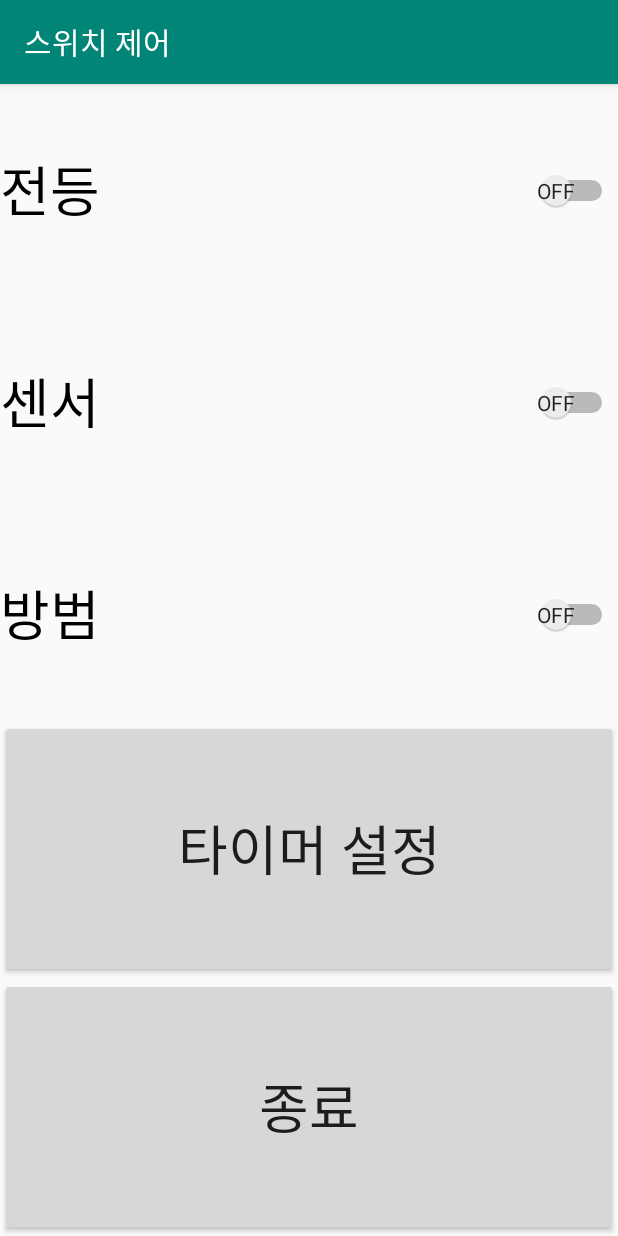
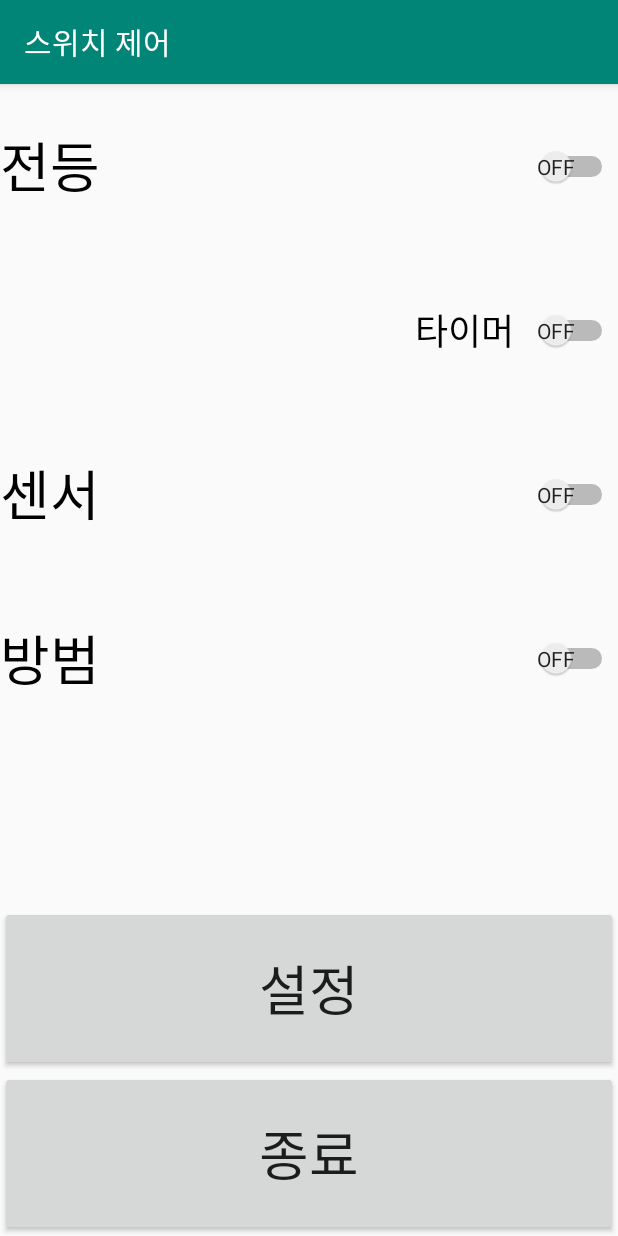
Before and after one commit to sion00/-, an Android app: the SwitchControl screen opened directly, with no data from a screen before it, on a phone screen of 412 x 824 dp. Run offline under Robolectric (Android 15) with nearby library versions, the phone set to English and light mode, and no system bars.

Commit message:
Update SwitchControl.java

```diff
--- a/AndroidApp/app/build.gradle
+++ b/AndroidApp/app/build.gradle
@@ -20,15 +20,13 @@ android {
 }
 
 dependencies {
-    implementation fileTree(dir: 'libs', include: ['*.jar'])
+    implementation fileTree(include: ['*.jar'], dir: 'libs')
     implementation 'androidx.appcompat:appcompat:1.0.2'
     implementation 'androidx.constraintlayout:constraintlayout:1.1.3'
     testImplementation 'junit:junit:4.12'
     androidTestImplementation 'androidx.test.ext:junit:1.1.0'
     androidTestImplementation 'androidx.test.espresso:espresso-core:3.1.1'
     implementation 'com.google.android.material:material:1.0.0'
-
     implementation 'com.github.PhilJay:MPAndroidChart:v3.1.0'
-
     implementation 'com.squareup.okhttp3:okhttp:3.9.1'
 }
--- a/AndroidApp/app/src/main/java/kpu/smartswitch/SwitchControl.java
+++ b/AndroidApp/app/src/main/java/kpu/smartswitch/SwitchControl.java
@@ -26,15 +26,28 @@ import okhttp3.OkHttpClient;
 import okhttp3.Request;
 import okhttp3.Response;
 
+//import org.jsoup.Jsoup;
+//import org.jsoup.nodes.Document;
+//import org.jsoup.nodes.Element;
+//import org.jsoup.select.Elements;
+
 public class SwitchControl extends AppCompatActivity {
+
+    //private String htmlPageUrl = "192.168.4.1";     //아두이노 IP
+    //private String htmlContent_light = "";
+    //private String htmlContent_timer = "";
+    //private String htmlContent_sensor = "";
+    //private String htmlContent_security = "";
 
     private boolean saveLightStatusData;
     private boolean saveSensorStatusData;
     private boolean saveSecurityStatusData;
+    private boolean saveTimerStatusData;
 
     private Switch light;
     private Switch sensor;
     private Switch security;
+    private Switch timer;
 
     private SharedPreferences appData;
 
@@ -42,6 +55,41 @@ public class SwitchControl extends AppCompatActivity {
     protected void onCreate(Bundle savedInstanceState) {
         super.onCreate(savedInstanceState);
         setContentView(R.layout.activity_switch_control);
+        /*
+        JsoupAsyncTask jsoupAsyncTask = new JsoupAsyncTask();
+        jsoupAsyncTask.execute();
+
+        //전등 상태 확인
+        if(htmlContent_light.lastIndexOf("0") != -1){
+            saveLightStatusData = false;
+        }
+        else if(htmlContent_light.lastIndexOf("1") != -1){
+            saveLightStatusData = true;
+        }
+
+        //타이머 상태 확인
+        if(htmlContent_timer.lastIndexOf("0") != -1){
+            saveTimerStatusData = false;
+        }
+        else if(htmlContent_light.lastIndexOf("1") != -1){
+            saveTimerStatusData = true;
+        }
+
+        //센서 상태 확인
+        if(htmlContent_sensor.lastIndexOf("0") != -1){
+            saveSensorStatusData = false;
+        }
+        else if(htmlContent_sensor.lastIndexOf("1") != -1){
+            saveSensorStatusData = true;
+        }
+
+        //방범 상태 확인
+        if(htmlContent_security.lastIndexOf("0") != -1){
+            saveSecurityStatusData = false;
+        }
+        else if(htmlContent_security.lastIndexOf("1") != -1){
+            saveSecurityStatusData = true;
+        }*/
 
         appData = getSharedPreferences("appData",MODE_PRIVATE);
         loadStatus();
@@ -49,11 +97,13 @@ public class SwitchControl extends AppCompatActivity {
         light = (Switch)findViewById(R.id.lightSwitch);
         sensor = (Switch)findViewById(R.id.sensorSwitch);
         security = (Switch)findViewById(R.id.securitySwitch);
+        timer = (Switch)findViewById(R.id.timerSwitch);
 
-        if(saveLightStatusData || saveSensorStatusData || saveSecurityStatusData){
+        if(saveLightStatusData || saveSensorStatusData || saveSecurityStatusData || saveTimerStatusData){
             light.setChecked(saveLightStatusData);
             sensor.setChecked(saveSensorStatusData);
             security.setChecked(saveSecurityStatusData);
+            timer.setChecked(saveTimerStatusData);
         }
 
         light.setOnCheckedChangeListener(new CompoundButton.OnCheckedChangeListener() {
@@ -63,14 +113,13 @@ public class SwitchControl extends AppCompatActivity {
                 if(light.isChecked()) {
                     lightStatus = "control.cgi?LightStatus=1";
                     Toast.makeText(SwitchControl.this, "전등 스위치 ON", Toast.LENGTH_SHORT).show();
-                    saveStatus();
                 }else {
                     lightStatus = "control.cgi?LightStatus=0";
                     Toast.makeText(SwitchControl.this, "전등 스위치 OFF", Toast.LENGTH_SHORT).show();
-                    saveStatus();
                 }
+                saveStatus();
 
-                String serverAddress = "NodeMCU_IP:80";
+                String serverAddress = "192.168.4.1"; //아두이노 서버 주소 (포트:80)
                 HttpRequestTask requestTask = new HttpRequestTask(serverAddress);
                 requestTask.execute(lightStatus);
             }
@@ -83,14 +132,13 @@ public class SwitchControl extends AppCompatActivity {
                 if(sensor.isChecked()) {
                     sensorStatus = "control.cgi?SensorStatus=1";
                     Toast.makeText(SwitchControl.this, "센서 스위치 ON", Toast.LENGTH_SHORT).show();
-                    saveStatus();
                 }else {
                     sensorStatus = "control.cgi?SensorStatus=0";
                     Toast.makeText(SwitchControl.this, "센서 스위치 OFF", Toast.LENGTH_SHORT).show();
-                    saveStatus();
                 }
+                saveStatus();
 
-                String serverAddress = "NodeMCU_IP:80";
+                String serverAddress = "192.168.4.1"; //아두이노 서버 주소 (포트:80)
                 HttpRequestTask requestTask = new HttpRequestTask(serverAddress);
                 requestTask.execute(sensorStatus);
             }
@@ -103,16 +151,34 @@ public class SwitchControl extends AppCompatActivity {
                 if(security.isChecked()) {
                     securityStatus = "control.cgi?SecurityStatus=1";
                     Toast.makeText(SwitchControl.this, "방범 기능 ON", Toast.LENGTH_SHORT).show();
-                    saveStatus();
                 }else {
                     securityStatus = "control.cgi?SecurityStatus=0";
                     Toast.makeText(SwitchControl.this, "방범 기능 OFF", Toast.LENGTH_SHORT).show();
-                    saveStatus();
                 }
+                saveStatus();
 
-                String serverAddress = "NodeMCU_IP:80";
+                String serverAddress = "192.168.4.1"; //아두이노 서버 주소 (포트:80)
                 HttpRequestTask requestTask = new HttpRequestTask(serverAddress);
                 requestTask.execute(securityStatus);
+            }
+        });
+
+        timer.setOnCheckedChangeListener(new CompoundButton.OnCheckedChangeListener() {
+            @Override
+            public void onCheckedChanged(CompoundButton buttonView, boolean isChecked) {
+                String timerStatus;
+                if(timer.isChecked()) {
+                    timerStatus = "timer.cgi?TimerStatus=1";
+                    Toast.makeText(SwitchControl.this, "타이머 ON", Toast.LENGTH_SHORT).show();
+                }else {
+                    timerStatus = "timer.cgi?TimerStatus=0";
+                    Toast.makeText(SwitchControl.this, "타이머 OFF", Toast.LENGTH_SHORT).show();
+                }
+                saveStatus();
+
+                String serverAddress = "192.168.4.1"; //아두이노 서버 주소 (포트:80)
+                HttpRequestTask requestTask = new HttpRequestTask(serverAddress);
+                requestTask.execute(timerStatus);
             }
         });
 
@@ -138,6 +204,7 @@ public class SwitchControl extends AppCompatActivity {
         editor.putBoolean("lightStatus",light.isChecked());
         editor.putBoolean("sensorStatus",sensor.isChecked());
         editor.putBoolean("securityStatus",security.isChecked());
+        editor.putBoolean("timerStatus",timer.isChecked());
 
         editor.apply();
     }
@@ -147,8 +214,50 @@ public class SwitchControl extends AppCompatActivity {
         saveLightStatusData = appData.getBoolean("lightStatus",false);
         saveSensorStatusData = appData.getBoolean("sensorStatus",false);
         saveSecurityStatusData = appData.getBoolean("securityStatus",false);
+        saveTimerStatusData = appData.getBoolean("timerStatus",false);
     }
+/*
+    private class JsoupAsyncTask extends AsyncTask<Void, Void, Void>{
 
+        @Override
+        protected void onPreExecute(){
+            super.onPreExecute();
+        }
+
+        @Override
+        protected Void doInBackground(Void... params){
+            try {
+                Document doc = Jsoup.connect(htmlPageUrl).get();
+
+                Elements light_e = doc.select(선택할 태그);
+                Elements timer_e = doc.select(선택할 태그);
+                Elements sensor_e = doc.select(선택할 태그);
+                Elements security_e = doc.select(선택할 태그);
+
+                for (Element e : light_e) {
+                    htmlContent_light += e.text().trim();
+                }
+                for (Element e : timer_e) {
+                    htmlContent_timer += e.text().trim();
+                }
+                for (Element e : sensor_e) {
+                    htmlContent_sensor += e.text().trim();
+                }
+                for (Element e : security_e) {
+                    htmlContent_sensor += e.text().trim();
+                }
+            }catch (IOException e){
+                e.printStackTrace();
+            }
+            return null;
+        }
+
+        @Override
+        protected void onPostExecute(Void result){
+            super.onPostExecute(result);
+        }
+    }
+*/
     public class HttpRequestTask extends AsyncTask<String, Void, String> {
         private String serverAddress;
 
--- a/AndroidApp/app/src/main/res/layout/activity_switch_control.xml
+++ b/AndroidApp/app/src/main/res/layout/activity_switch_control.xml
@@ -9,7 +9,7 @@
     <Switch
         android:id="@+id/lightSwitch"
         android:layout_width="match_parent"
-        android:layout_height="70dp"
+        android:layout_height="80dp"
         android:layout_weight="1"
         android:scrollbarSize="36dp"
         android:showText="true"
@@ -17,9 +17,19 @@
         android:textSize="36sp" />
 
     <Switch
+        android:id="@+id/timerSwitch"
+        android:layout_width="match_parent"
+        android:layout_height="80dp"
+        android:layout_weight="1"
+        android:showText="true"
+        android:text="타이머  "
+        android:textAlignment="viewEnd"
+        android:textSize="24sp" />
+
+    <Switch
         android:id="@+id/sensorSwitch"
         android:layout_width="match_parent"
-        android:layout_height="70dp"
+        android:layout_height="80dp"
         android:layout_weight="1"
         android:scrollbarSize="36dp"
         android:showText="true"
@@ -29,28 +39,35 @@
     <Switch
         android:id="@+id/securitySwitch"
         android:layout_width="match_parent"
-        android:layout_height="70dp"
+        android:layout_height="80dp"
         android:layout_weight="1"
         android:scrollbarSize="36dp"
         android:showText="true"
         android:text="방범"
         android:textSize="36sp" />
 
+    <TextView
+        android:id="@+id/textView5"
+        android:layout_width="match_parent"
+        android:layout_height="80dp"
+        android:layout_weight="1"
+        android:text=" " />
+
     <Button
         android:id="@+id/SCtrl_SetTimerButton"
         android:layout_width="match_parent"
-        android:layout_height="100dp"
+        android:layout_height="80dp"
         android:layout_gravity="bottom"
         android:layout_weight="1"
-        android:text="타이머 설정"
+        android:text="설정"
         android:textSize="36sp" />
 
     <Button
         android:id="@+id/SCtrl_BackButton"
         android:layout_width="match_parent"
-        android:layout_height="100dp"
+        android:layout_height="80dp"
+        android:layout_gravity="bottom"
         android:layout_weight="1"
-        android:layout_gravity="bottom"
         android:text="종료"
         android:textSize="36sp" />
 
--- a/AndroidApp/build.gradle
+++ b/AndroidApp/build.gradle
@@ -6,7 +6,7 @@ buildscript {
         jcenter()
     }
     dependencies {
-        classpath 'com.android.tools.build:gradle:3.6.1'
+        classpath 'com.android.tools.build:gradle:3.6.3'
         // NOTE: Do not place your application dependencies here; they belong
         // in the individual module build.gradle files
     }
```
